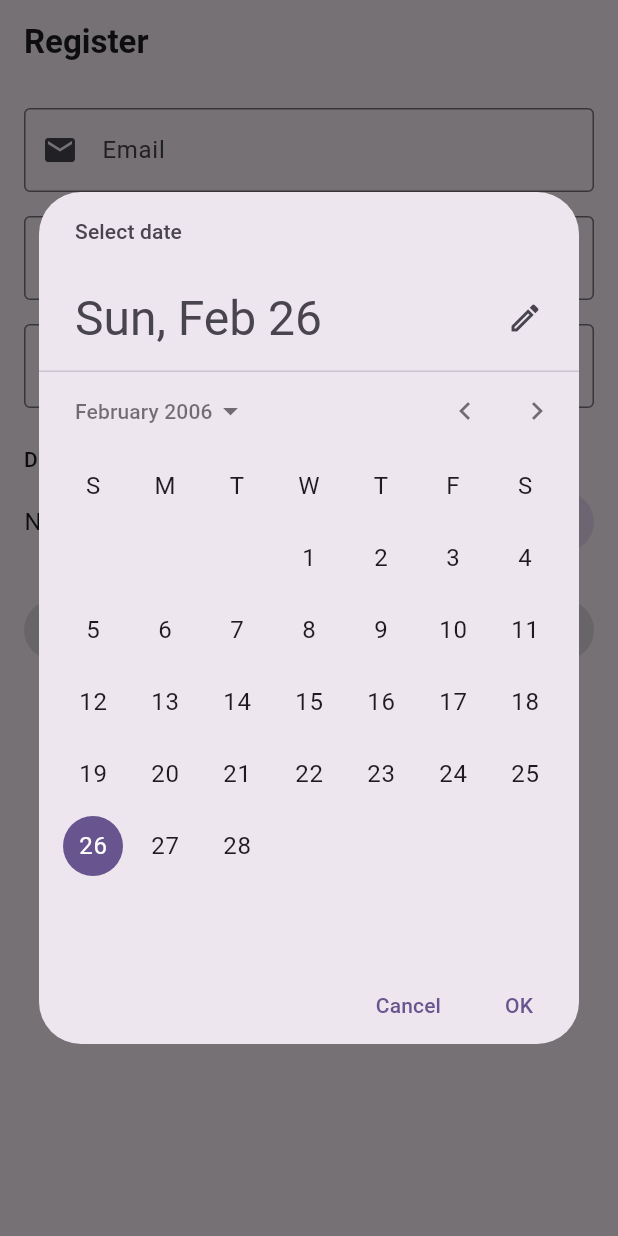
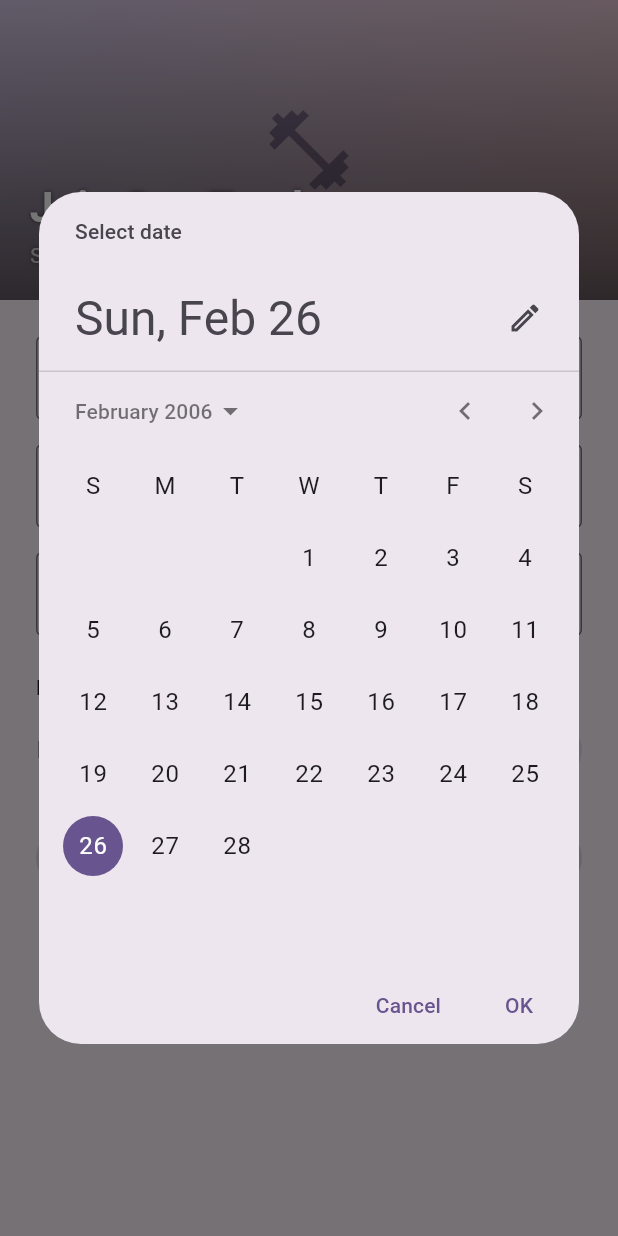
Before and after one commit to debakkerb/gymtracker, a Flutter app: the screen it shows after launch, after a tap on "Don't have an account? Register", after a tap on "Pick date", on a phone screen of 412 x 824 dp. Run offline on Flutter 3.47's test engine with Material 3 defaults, Android fonts, the phone set to English and light mode, and no system bars; our stand-ins replace flutter_secure_storage, go_router, image_picker; network calls fail.

Commit message:
Add fitness imagery, exercise image persistence, rest timer, and session duration
- Wire exercise images end-to-end: encode/decode base64 data URLs between
  ExerciseImagePicker and the backend so images survive server restarts
- Show full image preview in expanded ExerciseCard
- Add FitnessHeroBanner widget with Unsplash photo + gradient overlay; used
  on the login, register, and workout list screens for visual polish
- Track session duration with an elapsed timer in ActiveSessionViewModel;
  shown in the AppBar during sessions, on the completion screen, and in
  session history cards
- Add per-workout configurable rest duration (30 s – 5 min dropdown);
  stored in backend SQLite and used by the active session timer
- Fix auth_middleware magic-number substring(7) → substring(bearerPrefix.length)
  and add structured warning log when the Authorization header is missing

Co-Authored-By: Claude Sonnet 4.6 <noreply@anthropic.com>

```diff
--- a/backend/lib/features/workouts/workout_handler.dart
+++ b/backend/lib/features/workouts/workout_handler.dart
@@ -69,12 +69,16 @@ class WorkoutHandler {
       );
     }
 
+    final restSeconds =
+        (body['rest_seconds'] as num?)?.toInt() ?? 120;
+
     final id = _uuid.v4();
     _repo.insert(
       id: id,
       userId: request.userId,
       title: title,
       description: body['description'] as String?,
+      restSeconds: restSeconds,
       exercises: exercises,
     );
 
@@ -98,6 +102,7 @@ class WorkoutHandler {
         'id': row['id'],
         'title': row['title'],
         'description': row['description'],
+        'rest_seconds': row['rest_seconds'],
         'created_at': row['created_at'],
       };
 
--- /dev/null
+++ b/mobile/lib/core/widgets/fitness_hero_banner.dart
@@ -0,0 +1,119 @@
+import 'package:flutter/material.dart';
+
+/// A decorative fitness-themed hero banner.
+///
+/// Renders a network image with a gradient overlay and optional text.
+/// Falls back to a styled gradient container when the image cannot load.
+class FitnessHeroBanner extends StatelessWidget {
+  const FitnessHeroBanner({
+    required this.title,
+    this.subtitle,
+    this.height = 200,
+    super.key,
+  });
+
+  final String title;
+  final String? subtitle;
+
+  /// The height of the banner in logical pixels.
+  final double height;
+
+  static const _imageUrl =
+      'https://images.unsplash.com/photo-1534438327276-14e5300c3a48'
+      '?w=800&q=80&auto=format&fit=crop';
+
+  @override
+  Widget build(BuildContext context) {
+    final colorScheme = Theme.of(context).colorScheme;
+    final textTheme = Theme.of(context).textTheme;
+
+    return SizedBox(
+      height: height,
+      width: double.infinity,
+      child: Stack(
+        fit: StackFit.expand,
+        children: [
+          Image.network(
+            _imageUrl,
+            fit: BoxFit.cover,
+            loadingBuilder: (context, child, progress) {
+              if (progress == null) return child;
+              return _GradientPlaceholder(colorScheme: colorScheme);
+            },
+            errorBuilder: (context, error, stackTrace) =>
+                _GradientPlaceholder(colorScheme: colorScheme),
+          ),
+          // Gradient overlay so text is always legible.
+          const DecoratedBox(
+            decoration: BoxDecoration(
+              gradient: LinearGradient(
+                begin: Alignment.topCenter,
+                end: Alignment.bottomCenter,
+                colors: [Color(0x1A000000), Color(0x99000000)],
+              ),
+            ),
+          ),
+          Positioned(
+            bottom: 20,
+            left: 20,
+            right: 20,
+            child: Column(
+              crossAxisAlignment: CrossAxisAlignment.start,
+              mainAxisSize: MainAxisSize.min,
+              children: [
+                Text(
+                  title,
+                  style: textTheme.headlineMedium?.copyWith(
+                    color: Colors.white,
+                    fontWeight: FontWeight.bold,
+                    shadows: const [
+                      Shadow(blurRadius: 4, color: Colors.black54),
+                    ],
+                  ),
+                ),
+                if (subtitle != null) ...[
+                  const SizedBox(height: 4),
+                  Text(
+                    subtitle!,
+                    style: textTheme.bodyMedium?.copyWith(
+                      color: Colors.white70,
+                      shadows: const [
+                        Shadow(blurRadius: 4, color: Colors.black54),
+                      ],
+                    ),
+                  ),
+                ],
+              ],
+            ),
+          ),
+        ],
+      ),
+    );
+  }
+}
+
+class _GradientPlaceholder extends StatelessWidget {
+  const _GradientPlaceholder({required this.colorScheme});
+
+  final ColorScheme colorScheme;
+
+  @override
+  Widget build(BuildContext context) {
+    return DecoratedBox(
+      decoration: BoxDecoration(
+        gradient: LinearGradient(
+          begin: Alignment.topLeft,
+          end: Alignment.bottomRight,
+          colors: [colorScheme.primaryContainer, colorScheme.tertiaryContainer],
+        ),
+      ),
+      child: Center(
+        child: Icon(
+          Icons.fitness_center,
+          size: 64,
+          color: colorScheme.onPrimaryContainer.withValues(alpha: 0.5),
+        ),
+      ),
+    );
+  }
+}
--- a/mobile/lib/features/auth/presentation/login_screen.dart
+++ b/mobile/lib/features/auth/presentation/login_screen.dart
@@ -1,6 +1,7 @@
 import 'package:flutter/material.dart';
 import 'package:go_router/go_router.dart';
 
+import '../../../core/widgets/fitness_hero_banner.dart';
 import 'login_view_model.dart';
 
 /// Login form screen.
@@ -53,9 +54,16 @@ class _LoginScreenState extends State<LoginScreen> {
   @override
   Widget build(BuildContext context) {
     return Scaffold(
-      appBar: AppBar(title: const Text('Log in')),
       body: SingleChildScrollView(
-        padding: const EdgeInsets.all(16),
+        child: Column(
+          crossAxisAlignment: CrossAxisAlignment.start,
+          children: [
+            const FitnessHeroBanner(
+              title: 'Welcome back',
+              subtitle: 'Log in to continue your journey',
+            ),
+            Padding(
+              padding: const EdgeInsets.all(24),
               child: Column(
                 crossAxisAlignment: CrossAxisAlignment.start,
                 children: [
@@ -105,6 +113,9 @@ class _LoginScreenState extends State<LoginScreen> {
                 ],
               ),
             ),
+          ],
+        ),
+      ),
     );
   }
 }
--- a/mobile/lib/features/auth/presentation/register_screen.dart
+++ b/mobile/lib/features/auth/presentation/register_screen.dart
@@ -1,5 +1,6 @@
 import 'package:flutter/material.dart';
 
+import '../../../core/widgets/fitness_hero_banner.dart';
 import 'register_view_model.dart';
 
 /// Registration form screen.
@@ -75,9 +76,16 @@ class _RegisterScreenState extends State<RegisterScreen> {
   @override
   Widget build(BuildContext context) {
     return Scaffold(
-      appBar: AppBar(title: const Text('Register')),
       body: SingleChildScrollView(
-        padding: const EdgeInsets.all(16),
+        child: Column(
+          crossAxisAlignment: CrossAxisAlignment.start,
+          children: [
+            const FitnessHeroBanner(
+              title: 'Join GymTracker',
+              subtitle: 'Start tracking your fitness journey today',
+            ),
+            Padding(
+              padding: const EdgeInsets.all(24),
               child: Form(
                 key: _formKey,
                 child: Column(
@@ -168,6 +176,9 @@ class _RegisterScreenState extends State<RegisterScreen> {
                 ),
               ),
             ),
+          ],
+        ),
+      ),
     );
   }
 }
--- a/mobile/lib/features/workouts/domain/workout.dart
+++ b/mobile/lib/features/workouts/domain/workout.dart
@@ -7,6 +7,7 @@ class Workout {
     required this.title,
     required this.exercises,
     this.description,
+    this.restSeconds = 120,
   });
 
   final String id;
@@ -14,10 +15,14 @@ class Workout {
   final String? description;
   final List<WorkoutExercise> exercises;
 
+  /// Rest duration between sets, in seconds.
+  final int restSeconds;
+
   factory Workout.fromJson(Map<String, dynamic> json) => Workout(
     id: json['id'] as String,
     title: json['title'] as String,
     description: json['description'] as String?,
+    restSeconds: (json['rest_seconds'] as int?) ?? 120,
     exercises: (json['exercises'] as List<dynamic>)
         .map((e) => WorkoutExercise.fromJson(e as Map<String, dynamic>))
         .toList(),
@@ -29,6 +34,7 @@ class Workout {
   Map<String, dynamic> toJson() => {
     'title': title,
     if (description != null) 'description': description,
+    'rest_seconds': restSeconds,
     'exercises': exercises.map((e) => e.toJson()).toList(),
   };
 }
```
Also changed, not shown: backend/lib/core/database/database.dart (+15 -5 lines), backend/lib/core/middleware/auth_middleware.dart (+11 -2 lines), backend/lib/features/workouts/workout_repository.dart (+6 -4 lines), mobile/lib/features/active_session/presentation/active_session_screen.dart (+4 -4 lines), mobile/lib/features/active_session/presentation/active_session_view_model.dart (+4 -4 lines), mobile/lib/features/exercises/domain/exercise.dart (+25 -6 lines), mobile/lib/features/exercises/presentation/widgets/exercise_card.dart (+12 -0 lines), mobile/lib/features/workouts/presentation/widgets/workout_card.dart (+25 -0 lines), mobile/lib/features/workouts/presentation/workout_create_screen.dart (+44 -0 lines), mobile/lib/features/workouts/presentation/workout_create_view_model.dart (+10 -0 lines), mobile/lib/features/workouts/presentation/workout_list_screen.dart (+13 -1 lines). Lines whose indentation alone changed are shown as unchanged.
